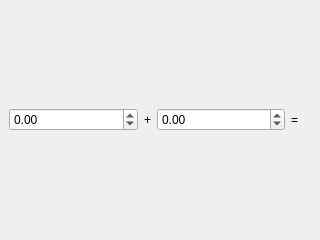
First picture: the form in src/plugins/sample/SampleWindow/src/samplewindowwindow.ui, repository opencor/opencor, before the edit.
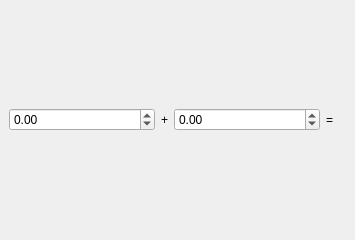
Second picture: the form after the edit.

The edit to the form file:
```diff
--- a/src/plugins/sample/SampleWindow/src/samplewindowwindow.ui
+++ b/src/plugins/sample/SampleWindow/src/samplewindowwindow.ui
@@ -6,7 +6,7 @@
    <rect>
     <x>0</x>
     <y>0</y>
-    <width>320</width>
+    <width>355</width>
     <height>240</height>
    </rect>
   </property>
```
